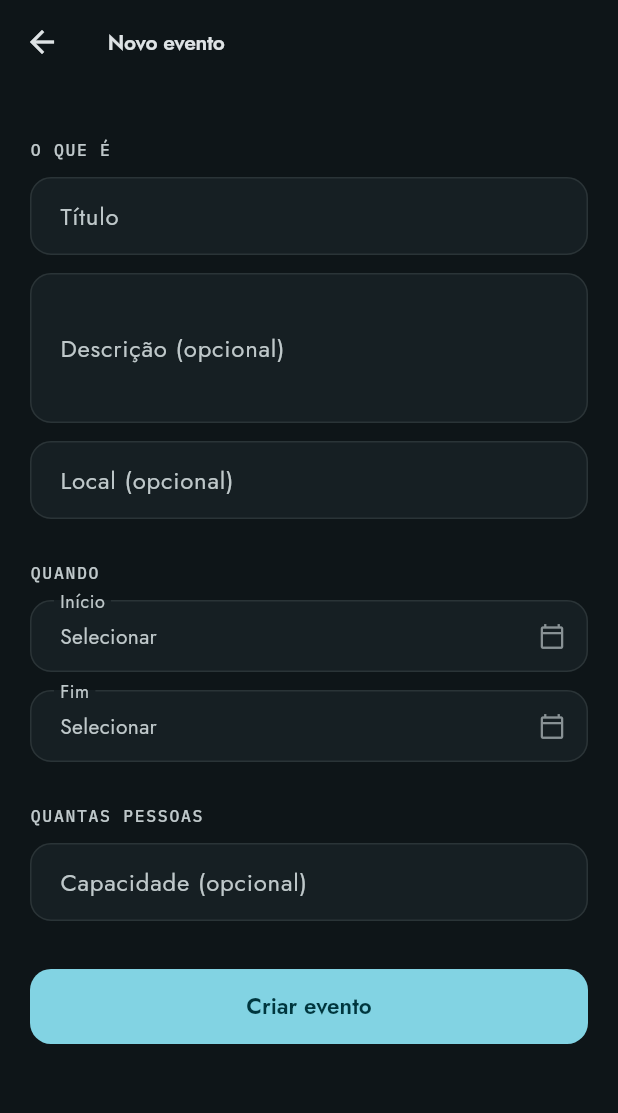
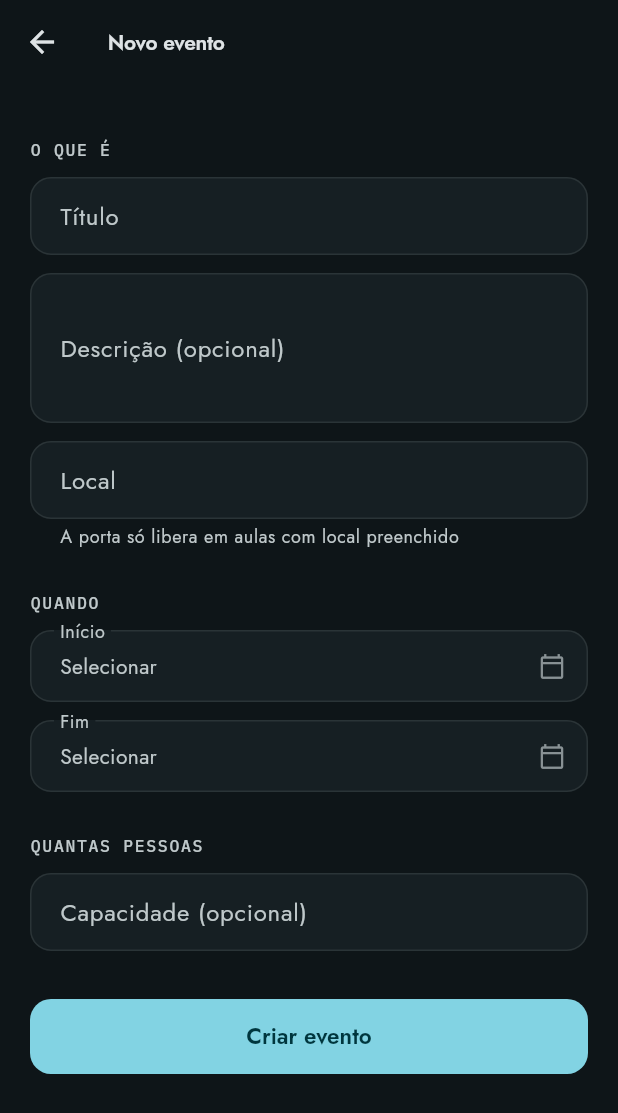
Before and after one commit to antoniovinicafe/Controle_Inteligente, a Flutter app: the CriarEventoScreen screen opened directly, on a phone screen of 412 x 824 dp. Shown: the top 1113 px of the screen. Run offline on Flutter 3.47's test engine with Material 3 defaults, Android fonts, the light colour scheme and no system bars; our stand-ins replace camera, image_picker, permission_handler, shared_preferences, supabase_flutter; accounts and stored records are empty; network calls fail.

Commit message:
Local do evento deixa de ser rotulado como opcional
Num teste real com a porta, uma aula criada pelo app não liberou ninguém: o
campo Local ficou vazio, e o leitor procura a aula PELO local. Sem ele
nenhuma aula é encontrada e o veredito vira "nenhuma aula acontecendo aqui",
sem pista de que o problema foi um campo em branco no cadastro.

Tecnicamente o backend aceita nulo, então o rótulo "(opcional)" não estava
errado — estava enganando. Um campo cuja ausência quebra silenciosamente a
função principal do sistema não é opcional na prática.

Agora só "Local", com um texto de apoio dizendo o que depende dele.

```diff
--- a/app/lib/screens/criar_evento_screen.dart
+++ b/app/lib/screens/criar_evento_screen.dart
@@ -172,9 +172,16 @@ class _CriarEventoScreenState extends State<CriarEventoScreen> {
             TextFormField(
               controller: _localCtrl,
               textCapitalization: TextCapitalization.words,
+              // NÃO chamar de "(opcional)". O backend aceita nulo, mas o leitor
+              // da porta procura a aula PELO local - sem ele nenhuma aula é
+              // encontrada e a porta nega todo mundo, sem dizer por quê. Já
+              // aconteceu num teste real: aula criada sem local, e o veredito
+              // foi "nenhuma aula acontecendo aqui".
               decoration: const InputDecoration(
-                labelText: 'Local (opcional)',
-                hintText: 'Sala, laboratório, bloco',
+                labelText: 'Local',
+                hintText: 'Quadra, laboratório, sala 201',
+                helperText: 'A porta só libera em aulas com local preenchido',
+                helperMaxLines: 2,
               ),
             ),
             const _Secao('QUANDO'),
--- a/app/lib/screens/criar_recorrencia_screen.dart
+++ b/app/lib/screens/criar_recorrencia_screen.dart
@@ -167,9 +167,12 @@ class _CriarRecorrenciaScreenState extends State<CriarRecorrenciaScreen> {
             TextFormField(
               controller: _localCtrl,
               textCapitalization: TextCapitalization.words,
+              // Ver criar_evento_screen: sem local a porta não acha a aula.
               decoration: const InputDecoration(
-                labelText: 'Local (opcional)',
-                hintText: 'Sala, laboratório, bloco',
+                labelText: 'Local',
+                hintText: 'Quadra, laboratório, sala 201',
+                helperText: 'A porta só libera em aulas com local preenchido',
+                helperMaxLines: 2,
               ),
             ),
             const _Secao('EM QUAIS DIAS'),
```
